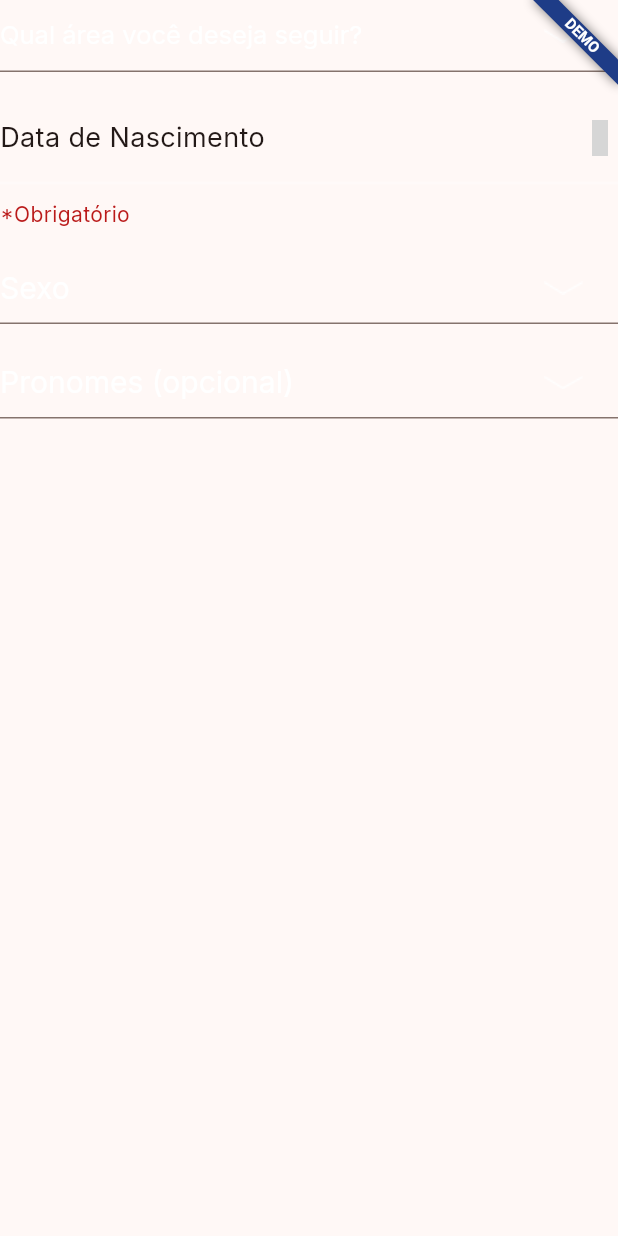
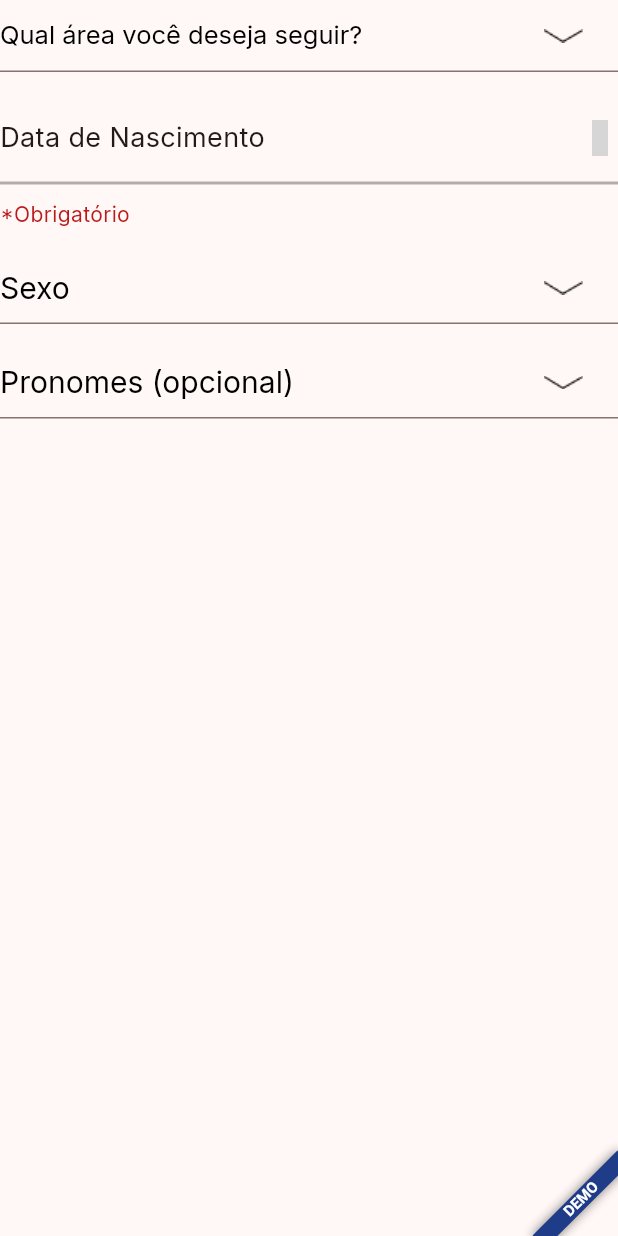
Before and after one commit to journey-etecct/flyvoo-app, a Flutter app: the Tela2 widget shown alone on an empty page, opened directly, on a phone screen of 412 x 824 dp. Run offline on Flutter 3.47's test engine with Material 2 defaults, Android fonts, the phone set to English and light mode, and no system bars; our stand-ins replace another_flushbar, cached_network_image, carousel_slider, firebase_auth, firebase_core, firebase_database and 17 more; missing offline and left inert: emailjs, onesignal_flutter; accounts and stored records are empty; network calls fail; grey boxes are pictures that could not be loaded.

Commit message:
10/01/2023 18:24:29

```diff
--- a/lib/cadastro/cadastro.dart
+++ b/lib/cadastro/cadastro.dart
@@ -226,7 +226,7 @@ class _CadastroState extends State<Cadastro> {
                           style: GoogleFonts.inter(
                             fontWeight: FontWeight.bold,
                             fontSize: 25,
-                            color: Tema.texto.cor(),
+                            color: Tema.noFundo.cor(),
                           ),
                         ),
                         const SizedBox(
--- a/lib/cadastro/opcoes.dart
+++ b/lib/cadastro/opcoes.dart
@@ -444,7 +444,7 @@ class _OpcoesDeCadastroState extends State<OpcoesDeCadastro> {
                 ),
                 Text.rich(
                   style: GoogleFonts.inter(
-                    color: Tema.fundo.cor(),
+                    color: Tema.noFundo.cor(),
                   ),
                   TextSpan(
                     text: "Já possui cadastro? ",
--- a/lib/cadastro/telas_email/tela2.dart
+++ b/lib/cadastro/telas_email/tela2.dart
@@ -67,7 +67,7 @@ class _Tela2State extends State<Tela2> {
             value: carreiraEscolhida,
             dropdownColor: Tema.fundo.cor(),
             style: GoogleFonts.inter(
-              color: Tema.fundo.cor(),
+              color: Tema.noFundo.cor(),
               fontSize: 17,
             ),
             elevation: 1,
@@ -87,7 +87,7 @@ class _Tela2State extends State<Tela2> {
             borderRadius: BorderRadius.circular(20),
             icon: Image.asset(
               "assets/icons/seta.png",
-              color: Tema.fundo.cor(),
+              color: Tema.noFundo.cor(),
             ),
             items: carreiras
                 .map(
@@ -133,7 +133,7 @@ class _Tela2State extends State<Tela2> {
                   border: Border(
                 bottom: BorderSide(
                   width: 2,
-                  color: Tema.fundo.cor().withOpacity(.30),
+                  color: Tema.noFundo.cor().withOpacity(.30),
                 ),
               )),
               child: Row(
@@ -172,36 +172,6 @@ class _Tela2State extends State<Tela2> {
                   ],
                 )
               : const Row(),
-
-          /* DropdownButtonFormField(
-            icon: const Padding(
-              padding: EdgeInsets.fromLTRB(0, 0, 3, 0),
-              child: Icon(Symbols.date_range),
-            ),
-            items: [
-              DropdownMenuItem<DateTime>(
-                value: nascimento,
-                child: const Text("Data de Nascimento"),
-              ),
-            ],
-            onChanged: (value) {},
-            selectedItemBuilder: (context) => [
-              const Text("Data de Nascimento"),
-            ],
-            onTap: () async {
-              nascimento = await showDatePicker(
-                context: context,
-                initialDate: DateTime.now().subtract(
-                  const Duration(days: 365 * 18),
-                ),
-                firstDate: DateTime(1900),
-                lastDate: DateTime.now().subtract(
-                  const Duration(days: 365 * 18),
-                ),
-              );
-              if (nascimento != null) {}
-            },
-          ), */
           const SizedBox(
             height: 15,
           ),
@@ -210,13 +180,13 @@ class _Tela2State extends State<Tela2> {
             dropdownColor: Tema.fundo.cor(),
             elevation: 1,
             style: GoogleFonts.inter(
-              color: Tema.fundo.cor(),
+              color: Tema.noFundo.cor(),
               fontSize: 20,
             ),
             borderRadius: BorderRadius.circular(20),
             icon: Image.asset(
               "assets/icons/seta.png",
-              color: Tema.fundo.cor(),
+              color: Tema.noFundo.cor(),
             ),
             selectedItemBuilder: (context) => sexos
                 .map(
@@ -256,13 +226,13 @@ class _Tela2State extends State<Tela2> {
             dropdownColor: Tema.fundo.cor(),
             elevation: 1,
             style: GoogleFonts.inter(
-              color: Tema.fundo.cor(),
+              color: Tema.noFundo.cor(),
               fontSize: 20,
             ),
             borderRadius: BorderRadius.circular(20),
             icon: Image.asset(
               "assets/icons/seta.png",
-              color: Tema.fundo.cor(),
+              color: Tema.noFundo.cor(),
             ),
             selectedItemBuilder: (context) => pronomes
                 .map(
--- a/lib/cadastro/verificacao/index.dart
+++ b/lib/cadastro/verificacao/index.dart
@@ -160,7 +160,7 @@ class _VerificacaoEmailState extends State<VerificacaoEmail> {
                     style: GoogleFonts.inter(
                       fontWeight: FontWeight.bold,
                       fontSize: 30,
-                      color: Tema.fundo.cor(),
+                      color: Tema.noFundo.cor(),
                     ),
                   ),
                   const Expanded(
--- a/lib/index.dart
+++ b/lib/index.dart
@@ -17,7 +17,7 @@ bool iniciado = false;
 Shader linearGradient = LinearGradient(
   colors: <Color>[
     Tema.primaria.cor(),
-    Tema.texto.cor(),
+    Tema.noFundo.cor(),
   ],
 ).createShader(const Rect.fromLTWH(0.0, 0.0, 300.0, 200.0));
 
@@ -52,7 +52,7 @@ class _IndexState extends State<Index> {
     linearGradient = LinearGradient(
       colors: <Color>[
         Tema.primaria.cor(),
-        Tema.fundo.cor(),
+        Tema.noFundo.cor(),
       ],
     ).createShader(const Rect.fromLTWH(0.0, 0.0, 300.0, 200.0));
     init();
@@ -155,7 +155,7 @@ class _IndexState extends State<Index> {
                               text: "Bem-vindo(a) ao ",
                               style: GoogleFonts.inter(
                                 fontSize: 32,
-                                color: Tema.texto.cor(),
+                                color: Tema.noFundo.cor(),
                               ),
                               children: [
                                 TextSpan(
--- a/lib/main.dart
+++ b/lib/main.dart
@@ -44,7 +44,7 @@ final ValueNotifier<Brightness> notifier = ValueNotifier(
 User? userFlyvoo;
 
 Future<void> main() async {
-  var widgetsbinding = WidgetsFlutterBinding.ensureInitialized();
+  final widgetsbinding = WidgetsFlutterBinding.ensureInitialized();
   FlutterNativeSplash.preserve(widgetsBinding: widgetsbinding);
 
   //firebase inicializa
@@ -138,7 +138,7 @@ class _FlyvooState extends State<Flyvoo> {
                   fontWeight: FontWeight.w700,
                 ),
                 color: Tema.texto.cor(),
-                location: BannerLocation.topEnd,
+                location: BannerLocation.bottomEnd,
                 child: child,
               ),
             ),
```
Also changed, not shown: lib/cadastro/telas_google/tela2.dart (+7 -37 lines), lib/cadastro/telas_microsoft/tela2.dart (+6 -6 lines), lib/home/home.dart (+41 -38 lines), lib/login/opcoes.dart (+7 -4 lines).
